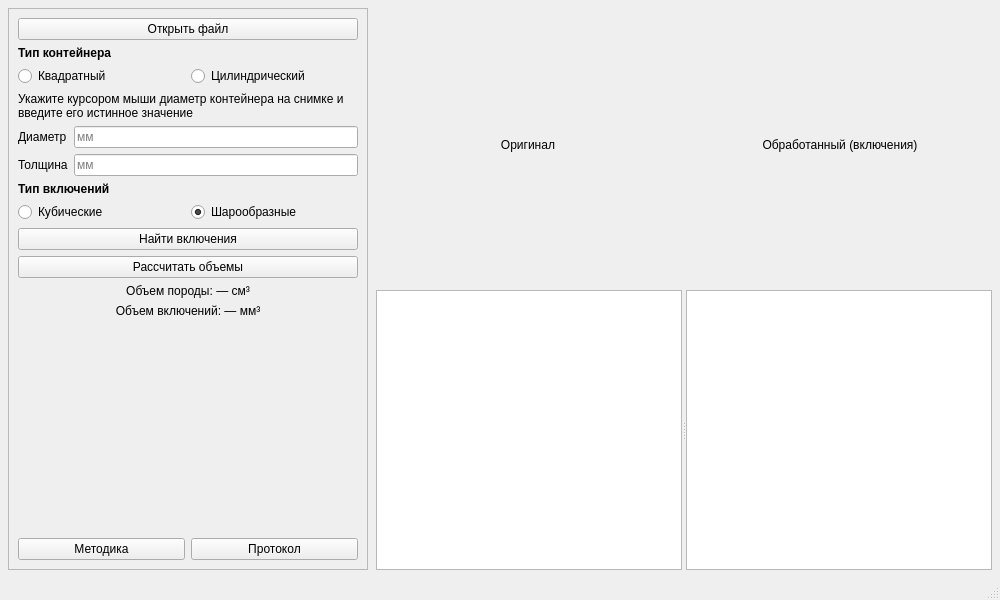
Above: ui/lab1_window.ui from Granik115/Xray_labs before the change. Below: the same form after it.
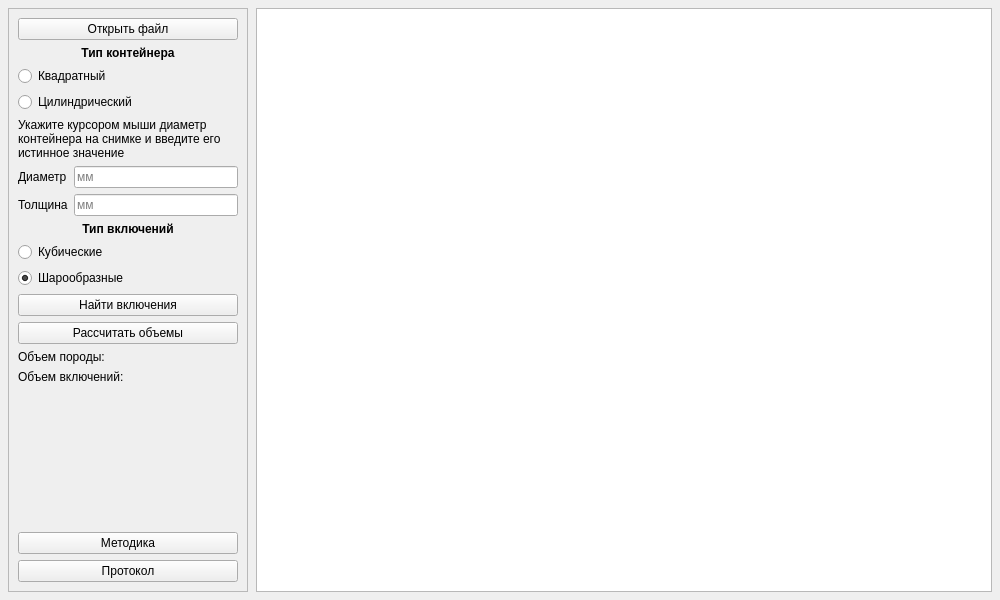
That is the form after the change.

Commit message: v0.0.2: UI improvements, single image panel, fix JPEG crash, window stacking

```diff
--- a/ui/lab1_window.ui
+++ b/ui/lab1_window.ui
@@ -12,8 +12,8 @@
   </property>
   <property name="minimumSize">
    <size>
-    <width>900</width>
-    <height>560</height>
+    <width>1000</width>
+    <height>600</height>
    </size>
   </property>
   <property name="windowTitle">
@@ -41,13 +41,13 @@
      <widget class="QFrame" name="leftPanel">
       <property name="minimumSize">
        <size>
-        <width>320</width>
+        <width>220</width>
         <height>0</height>
        </size>
       </property>
       <property name="maximumSize">
        <size>
-        <width>360</width>
+        <width>240</width>
         <height>16777215</height>
        </size>
       </property>
@@ -70,6 +70,9 @@
          <property name="text">
           <string>Тип контейнера</string>
          </property>
+         <property name="alignment">
+          <set>Qt::AlignCenter</set>
+         </property>
          <property name="font">
           <font>
            <bold>true</bold>
@@ -78,7 +81,7 @@
         </widget>
        </item>
        <item>
-        <layout class="QHBoxLayout" name="containerRadios">
+        <layout class="QVBoxLayout" name="containerRadios">
          <item>
           <widget class="QRadioButton" name="squareRadio">
            <property name="text">
@@ -154,6 +157,9 @@
          <property name="text">
           <string>Тип включений</string>
          </property>
+         <property name="alignment">
+          <set>Qt::AlignCenter</set>
+         </property>
          <property name="font">
           <font>
            <bold>true</bold>
@@ -162,7 +168,7 @@
         </widget>
        </item>
        <item>
-        <layout class="QHBoxLayout" name="inclRadios">
+        <layout class="QVBoxLayout" name="inclRadios">
          <item>
           <widget class="QRadioButton" name="cubicRadio">
            <property name="text">
@@ -199,20 +205,20 @@
        <item>
         <widget class="QLabel" name="resultPorodaLabel">
          <property name="text">
-          <string>Объем породы: — см³</string>
+          <string>Объем породы:</string>
          </property>
          <property name="alignment">
-          <set>Qt::AlignCenter</set>
+          <set>Qt::AlignLeading|Qt::AlignLeft|Qt::AlignVCenter</set>
          </property>
         </widget>
        </item>
        <item>
         <widget class="QLabel" name="resultInclLabel">
          <property name="text">
-          <string>Объем включений: — мм³</string>
+          <string>Объем включений:</string>
          </property>
          <property name="alignment">
-          <set>Qt::AlignCenter</set>
+          <set>Qt::AlignLeading|Qt::AlignLeft|Qt::AlignVCenter</set>
          </property>
         </widget>
        </item>
@@ -230,7 +236,7 @@
         </spacer>
        </item>
        <item>
-        <layout class="QHBoxLayout" name="bottomBtns">
+        <layout class="QVBoxLayout" name="bottomBtns">
          <item>
           <widget class="QPushButton" name="metodikaBtn">
            <property name="text">
@@ -252,62 +258,17 @@
     </item>
     <!-- RIGHT: side-by-side images (original + processed) -->
     <item>
-     <layout class="QVBoxLayout" name="rightLayout">
-      <item>
-       <layout class="QHBoxLayout" name="imagesTopLabels">
-        <item>
-         <widget class="QLabel" name="originalLabel">
-          <property name="text">
-           <string>Оригинал</string>
-          </property>
-          <property name="alignment">
-           <set>Qt::AlignCenter</set>
-          </property>
-         </widget>
-        </item>
-        <item>
-         <widget class="QLabel" name="processedLabel">
-          <property name="text">
-           <string>Обработанный (включения)</string>
-          </property>
-          <property name="alignment">
-           <set>Qt::AlignCenter</set>
-          </property>
-         </widget>
-        </item>
-       </layout>
-      </item>
-      <item>
-       <widget class="QSplitter" name="imagesSplitter">
-        <property name="orientation">
-         <enum>Qt::Horizontal</enum>
-        </property>
-        <property name="childrenCollapsible">
-         <bool>false</bool>
-        </property>
-        <widget class="QGraphicsView" name="originalView">
-         <property name="minimumSize">
-          <size>
-           <width>280</width>
-           <height>280</height>
-          </size>
-         </property>
-        </widget>
-        <widget class="QGraphicsView" name="processedView">
-         <property name="minimumSize">
-          <size>
-           <width>280</width>
-           <height>280</height>
-          </size>
-         </property>
-        </widget>
-       </widget>
-      </item>
-     </layout>
+     <widget class="QGraphicsView" name="imageView">
+      <property name="minimumSize">
+       <size>
+        <width>400</width>
+        <height>400</height>
+       </size>
+      </property>
+     </widget>
     </item>
    </layout>
   </widget>
-  <widget class="QStatusBar" name="statusbar"/>
  </widget>
  <resources/>
  <connections/>
```
Left out of the diff: 2 changed lines with no effect on the pictures. The commit also changes 7 other files.
